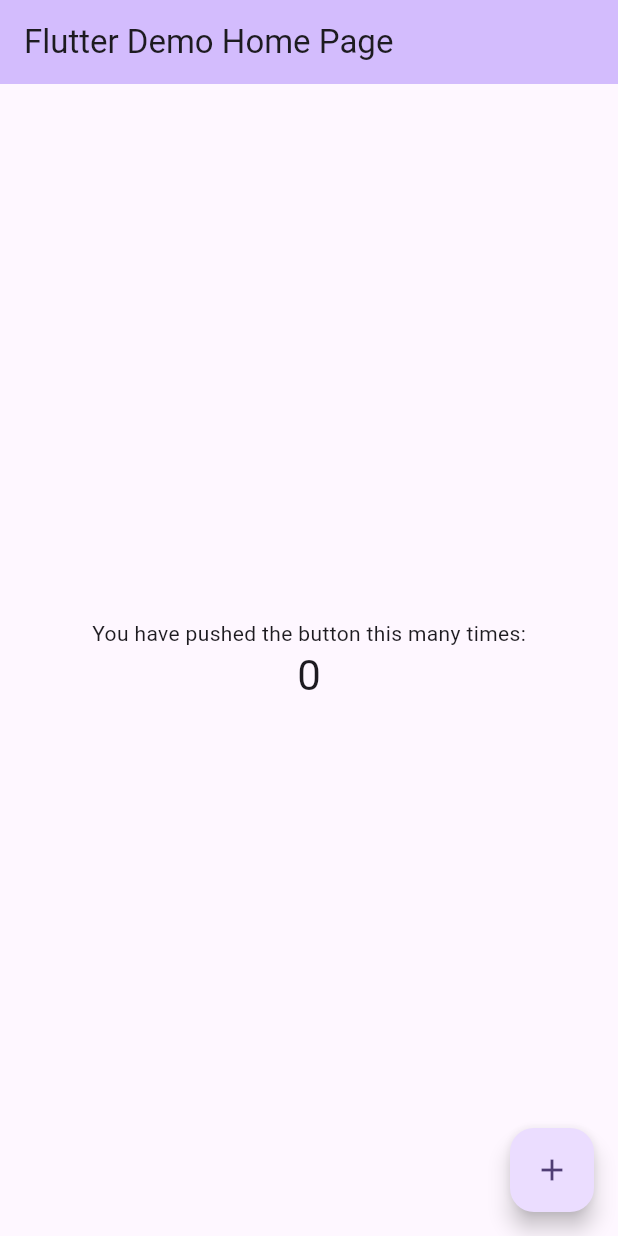
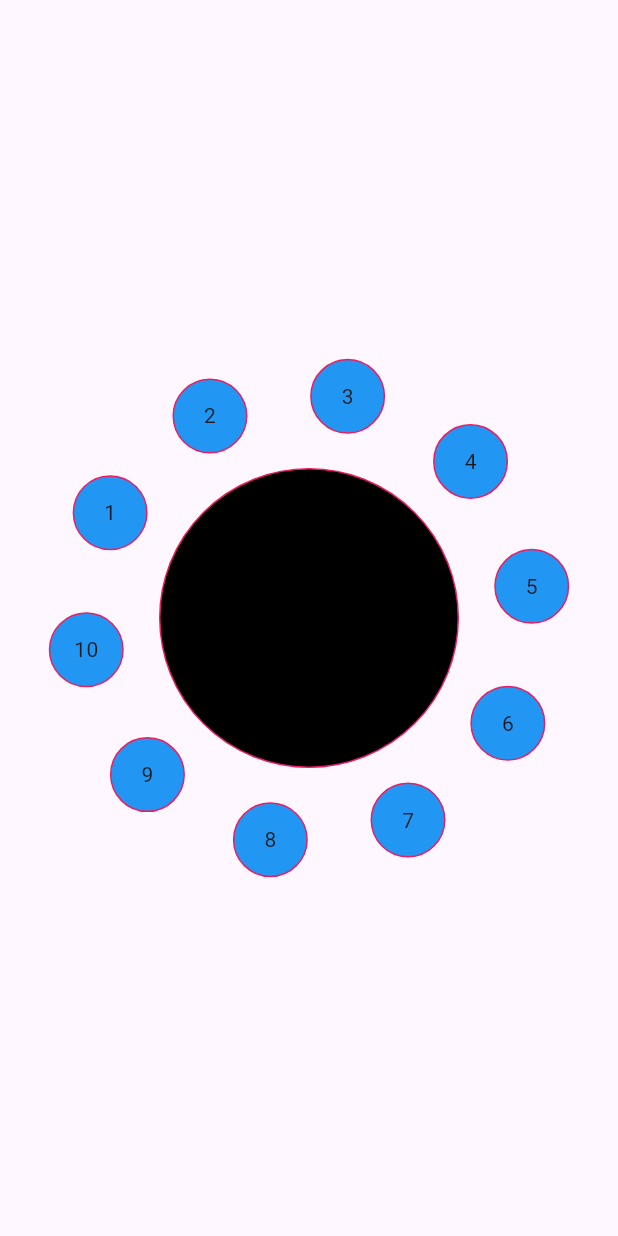
Before and after one commit to victormanuelfrancodev/circularmenu, a Flutter app: the screen it shows after launch, on a phone screen of 412 x 824 dp. Run offline on Flutter 3.47's test engine with Material 2 defaults, Android fonts, the phone set to English and light mode, and no system bars.

Commit message:
add readme and example

```diff
--- a/example/lib/main.dart
+++ b/example/lib/main.dart
@@ -1,3 +1,5 @@
+import 'package:circularmenu/circularmenu.dart';
+import 'package:circularmenu/item.dart';
 import 'package:flutter/material.dart';
 
 void main() {
@@ -13,113 +15,41 @@ class MyApp extends StatelessWidget {
     return MaterialApp(
       title: 'Flutter Demo',
       theme: ThemeData(
-        // This is the theme of your application.
-        //
-        // TRY THIS: Try running your application with "flutter run". You'll see
-        // the application has a blue toolbar. Then, without quitting the app,
-        // try changing the seedColor in the colorScheme below to Colors.green
-        // and then invoke "hot reload" (save your changes or press the "hot
-        // reload" button in a Flutter-supported IDE, or press "r" if you used
-        // the command line to start the app).
-        //
-        // Notice that the counter didn't reset back to zero; the application
-        // state is not lost during the reload. To reset the state, use hot
-        // restart instead.
-        //
-        // This works for code too, not just values: Most code changes can be
-        // tested with just a hot reload.
         colorScheme: ColorScheme.fromSeed(seedColor: Colors.deepPurple),
         useMaterial3: true,
       ),
-      home: const MyHomePage(title: 'Flutter Demo Home Page'),
+      home: Scaffold(
+        body: Menu(),
+      ),
     );
   }
 }
 
-class MyHomePage extends StatefulWidget {
-  const MyHomePage({super.key, required this.title});
-
-  // This widget is the home page of your application. It is stateful, meaning
-  // that it has a State object (defined below) that contains fields that affect
-  // how it looks.
-
-  // This class is the configuration for the state. It holds the values (in this
-  // case the title) provided by the parent (in this case the App widget) and
-  // used by the build method of the State. Fields in a Widget subclass are
-  // always marked "final".
-
-  final String title;
-
-  @override
-  State<MyHomePage> createState() => _MyHomePageState();
-}
-
-class _MyHomePageState extends State<MyHomePage> {
-  int _counter = 0;
-
-  void _incrementCounter() {
-    setState(() {
-      // This call to setState tells the Flutter framework that something has
-      // changed in this State, which causes it to rerun the build method below
-      // so that the display can reflect the updated values. If we changed
-      // _counter without calling setState(), then the build method would not be
-      // called again, and so nothing would appear to happen.
-      _counter++;
-    });
-  }
+class Menu extends StatelessWidget {
+  const Menu({super.key});
 
   @override
   Widget build(BuildContext context) {
-    // This method is rerun every time setState is called, for instance as done
-    // by the _incrementCounter method above.
-    //
-    // The Flutter framework has been optimized to make rerunning build methods
-    // fast, so that you can just rebuild anything that needs updating rather
-    // than having to individually change instances of widgets.
-    return Scaffold(
-      appBar: AppBar(
-        // TRY THIS: Try changing the color here to a specific color (to
-        // Colors.amber, perhaps?) and trigger a hot reload to see the AppBar
-        // change color while the other colors stay the same.
-        backgroundColor: Theme.of(context).colorScheme.inversePrimary,
-        // Here we take the value from the MyHomePage object that was created by
-        // the App.build method, and use it to set our appbar title.
-        title: Text(widget.title),
-      ),
-      body: Center(
-        // Center is a layout widget. It takes a single child and positions it
-        // in the middle of the parent.
-        child: Column(
-          // Column is also a layout widget. It takes a list of children and
-          // arranges them vertically. By default, it sizes itself to fit its
-          // children horizontally, and tries to be as tall as its parent.
-          //
-          // Column has various properties to control how it sizes itself and
-          // how it positions its children. Here we use mainAxisAlignment to
-          // center the children vertically; the main axis here is the vertical
-          // axis because Columns are vertical (the cross axis would be
-          // horizontal).
-          //
-          // TRY THIS: Invoke "debug painting" (choose the "Toggle Debug Paint"
-          // action in the IDE, or press "p" in the console), to see the
-          // wireframe for each widget.
-          mainAxisAlignment: MainAxisAlignment.center,
-          children: <Widget>[
-            const Text(
-              'You have pushed the button this many times:',
-            ),
-            Text(
-              '$_counter',
-              style: Theme.of(context).textTheme.headlineMedium,
-            ),
-          ],
-        ),
-      ),
-      floatingActionButton: FloatingActionButton(
-        onPressed: _incrementCounter,
-        tooltip: 'Increment',
-        child: const Icon(Icons.add),
-      ), // This trailing comma makes auto-formatting nicer for build methods.
+    final heightSize =  MediaQuery.of(context).size.height;
+    final widthSize =  MediaQuery.of(context).size.width;
+    int numberOfItems = 10;
+    List<Item> itemList = List.generate(numberOfItems, (i) =>
+        Item(title: (i + 1).toString(), onPressed: () { print('touch $i'); }, image: ''));
+
+    return Stack(
+        children: CircularMenu.createMenu(
+          menuPositionX: widthSize / 2,
+          menuPositionY: heightSize / 2,
+          menuColor: Colors.black,
+          radius: 100,
+          menuItems: itemList,
+          itemBorderColor: Colors.pink,
+          itemSize: 50,
+          itemColor: Colors.blue,
+          borderCentralMenuColor: Colors.pink,
+          animationOffset: 500,
+          itemOffsetPercentage: 0.5,
+        )
     );
   }
 }
--- a/example/pubspec.yaml
+++ b/example/pubspec.yaml
@@ -35,6 +35,8 @@ dependencies:
   # The following adds the Cupertino Icons font to your application.
   # Use with the CupertinoIcons class for iOS style icons.
   cupertino_icons: ^1.0.2
+  circularmenu:
+    path: ../
 
 dev_dependencies:
   flutter_test:
--- a/lib/circularmenu.dart
+++ b/lib/circularmenu.dart
@@ -8,7 +8,7 @@ import 'item.dart';
 import 'maths.dart';
 
 class CircularMenu {
-  static List<Widget> getMenuItems({
+  static List<Widget> createMenu({
     required double menuPositionX,
     required double menuPositionY,
     required Color menuColor,
```
Also changed, not shown: 1 other file.
